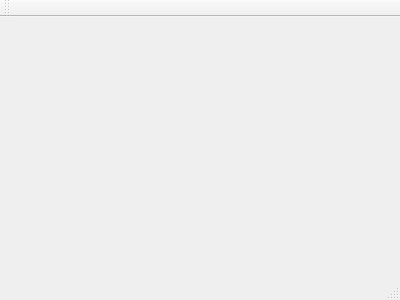
First picture: the form in chatting_program/chatting.ui, repository GoMyeongju/qt-chatting-programming, before the edit.
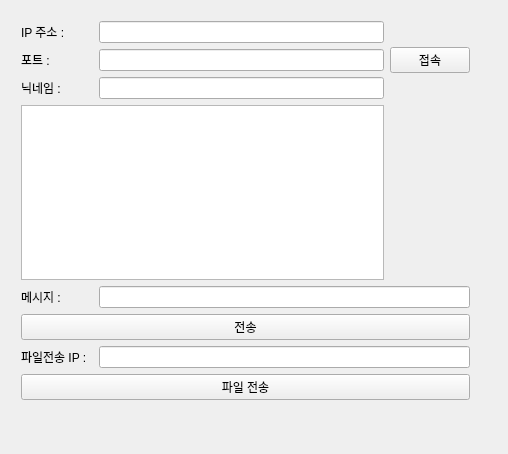
Second picture: the form after the edit.

Commit message: GUI 완성본

Diff of the .ui file:
```diff
--- a/chatting_program/chatting.ui
+++ b/chatting_program/chatting.ui
@@ -1,24 +1,107 @@
 <ui version="4.0">
  <class>Chatting</class>
- <widget class="QMainWindow" name="Chatting" >
-  <property name="geometry" >
+ <widget class="QMainWindow" name="Chatting">
+  <property name="geometry">
    <rect>
     <x>0</x>
     <y>0</y>
-    <width>400</width>
-    <height>300</height>
+    <width>508</width>
+    <height>454</height>
    </rect>
   </property>
   <property name="windowTitle" >
    <string>Chatting</string>
   </property>
-  <widget class="QMenuBar" name="menuBar" />
-  <widget class="QToolBar" name="mainToolBar" />
-  <widget class="QWidget" name="centralWidget" />
-  <widget class="QStatusBar" name="statusBar" />
+  <widget class="QWidget" name="centralWidget">
+   <widget class="QWidget" name="gridLayoutWidget">
+    <property name="geometry">
+     <rect>
+      <x>10</x>
+      <y>10</y>
+      <width>471</width>
+      <height>401</height>
+     </rect>
+    </property>
+    <layout class="QGridLayout" name="gridLayout">
+     <item row="2" column="0">
+      <widget class="QLabel" name="label_4">
+       <property name="text">
+        <string>닉네임 : </string>
+       </property>
+      </widget>
+     </item>
+     <item row="2" column="2">
+      <widget class="QLineEdit" name="nicname"/>
+     </item>
+     <item row="3" column="0" colspan="3">
+      <widget class="QListWidget" name="listWidget"/>
+     </item>
+     <item row="0" column="2">
+      <widget class="QLineEdit" name="ipLineEdit"/>
+     </item>
+     <item row="7" column="0">
+      <widget class="QLabel" name="label_5">
+       <property name="text">
+        <string>파일전송 IP :</string>
+       </property>
+      </widget>
+     </item>
+     <item row="1" column="0">
+      <widget class="QLabel" name="label_3">
+       <property name="text">
+        <string>포트 : </string>
+       </property>
+      </widget>
+     </item>
+     <item row="4" column="0">
+      <widget class="QLabel" name="label_2">
+       <property name="text">
+        <string>메시지 :</string>
+       </property>
+      </widget>
+     </item>
+     <item row="1" column="2">
+      <widget class="QLineEdit" name="portLineEdit"/>
+     </item>
+     <item row="0" column="0">
+      <widget class="QLabel" name="label">
+       <property name="text">
+        <string>IP 주소 :</string>
+       </property>
+      </widget>
+     </item>
+     <item row="0" column="3" rowspan="3">
+      <widget class="QPushButton" name="connecButton">
+       <property name="text">
+        <string>접속</string>
+       </property>
+      </widget>
+     </item>
+     <item row="4" column="2" colspan="2">
+      <widget class="QLineEdit" name="messageLineEdit"/>
+     </item>
+     <item row="5" column="0" colspan="4">
+      <widget class="QPushButton" name="sendButton">
+       <property name="text">
+        <string>전송</string>
+       </property>
+      </widget>
+     </item>
+     <item row="7" column="2" colspan="2">
+      <widget class="QLineEdit" name="ipfilesendEdit"/>
+     </item>
+     <item row="8" column="0" colspan="4">
+      <widget class="QPushButton" name="fileSendButton">
+       <property name="text">
+        <string>파일 전송</string>
+       </property>
+      </widget>
+     </item>
+    </layout>
+   </widget>
+  </widget>
  </widget>
- <layoutDefault spacing="6" margin="11" />
- <pixmapfunction></pixmapfunction>
+ <layoutdefault spacing="6" margin="11"/>
  <resources/>
  <connections/>
 </ui>
```
Left out of the diff: 3 changed lines with no effect on the pictures.
